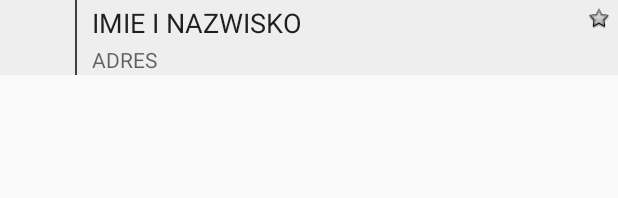
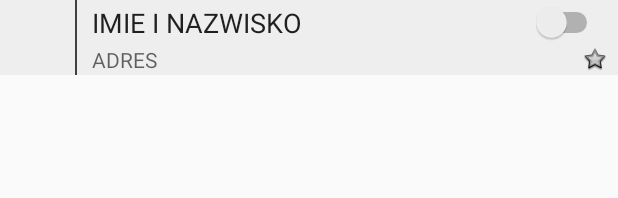
Before and after one commit to krisek101/PlaceToMeet, an Android app: the layout right_slider_item.xml on its own in the app's theme, with its tools: preview values and no code run, on a phone screen of 412 x 824 dp. Shown: the top 198 px of the screen. Run offline under Robolectric (Android 15) with nearby library versions, the phone set to English and light mode, and no system bars; network calls fail.

Commit message:
Bugs fixed

```diff
--- a/app/src/main/res/layout/right_slider_item.xml
+++ b/app/src/main/res/layout/right_slider_item.xml
@@ -1,6 +1,7 @@
 <?xml version="1.0" encoding="utf-8"?>
 <RelativeLayout xmlns:android="http://schemas.android.com/apk/res/android"
     xmlns:app="http://schemas.android.com/apk/res-auto"
+    xmlns:tools="http://schemas.android.com/tools"
     android:id="@+id/right_slider_item_container"
     android:layout_width="match_parent"
     android:layout_height="wrap_content"
@@ -40,34 +41,52 @@
                 android:layout_height="match_parent"
                 android:layout_alignParentStart="true"
                 android:layout_alignParentTop="true"
-                android:layout_toStartOf="@+id/right_slider_item_favouriteStar"
+                android:layout_toStartOf="@+id/right_slider_item_switch"
                 android:gravity="center_vertical"
                 android:paddingStart="10dp"
                 android:text="IMIE I NAZWISKO"
                 android:textAppearance="@android:style/TextAppearance.Medium" />
 
+            <Switch
+                android:id="@+id/right_slider_item_switch"
+                android:layout_width="wrap_content"
+                android:layout_height="wrap_content"
+                android:layout_alignParentBottom="true"
+                android:layout_alignParentEnd="true"
+                android:layout_alignParentTop="true"
+                android:layout_marginEnd="10dp"
+                android:checked="true"
+                tools:checked="false" />
+
+        </RelativeLayout>
+
+        <RelativeLayout
+            android:layout_width="match_parent"
+            android:layout_height="0dp"
+            android:layout_weight="2">
+
+            <TextView
+                android:id="@+id/right_slider_item_address"
+                android:layout_width="match_parent"
+                android:layout_height="match_parent"
+                android:gravity="center_vertical"
+                android:paddingStart="10dp"
+                android:text="ADRES"
+                android:textAppearance="@android:style/TextAppearance.Small"
+                android:layout_toStartOf="@+id/right_slider_item_favouriteStar" />
+
             <ImageView
                 android:id="@+id/right_slider_item_favouriteStar"
-                android:layout_width="30dp"
+                android:layout_width="20dp"
                 android:layout_height="wrap_content"
                 android:layout_alignParentEnd="true"
                 android:layout_alignParentTop="true"
-                android:paddingBottom="10dp"
-                android:paddingEnd="5dp"
-                android:paddingStart="10dp"
-                android:paddingTop="5dp"
+                android:layout_marginEnd="5dp"
+                android:scaleX=".8"
+                android:scaleY=".8"
                 app:srcCompat="@drawable/favourite_off" />
+
         </RelativeLayout>
-
-        <TextView
-            android:id="@+id/right_slider_item_address"
-            android:layout_width="match_parent"
-            android:layout_height="0dp"
-            android:layout_weight="2"
-            android:gravity="center_vertical"
-            android:paddingStart="10dp"
-            android:text="ADRES"
-            android:textAppearance="@android:style/TextAppearance.Small" />
 
     </LinearLayout>
 
--- a/app/src/main/res/menu/persons_popup_menu.xml
+++ b/app/src/main/res/menu/persons_popup_menu.xml
@@ -4,10 +4,12 @@
 
     <item
         android:id="@+id/persons_menu_fav"
-        android:title="Dodaj do ulubionych" />
+        android:title="Dodaj do ulubionych"
+        android:visible="true"/>
     <item
         android:id="@+id/persons_menu_changeAddress"
-        android:title="Zmień adres" />
+        android:title="Zmień adres"
+        android:visible="true"/>
     <item
         android:id="@+id/persons_menu_delete"
         android:title="Usuń" />
```
Also changed, not shown: app/src/main/java/com/brgk/placetomeet/activities/MapActivity.java (+98 -59 lines), app/src/main/java/com/brgk/placetomeet/adapters/AutocompleteAdapter.java (+8 -3 lines), app/src/main/java/com/brgk/placetomeet/adapters/FavouritePersonAdapter.java (+6 -5 lines), app/src/main/java/com/brgk/placetomeet/adapters/PersonAdapter.java (+38 -3 lines), app/src/main/java/com/brgk/placetomeet/models/PersonElement.java (+28 -23 lines), app/src/main/java/com/brgk/placetomeet/models/RequestToQueue.java (+4 -9 lines), 1 other file.
